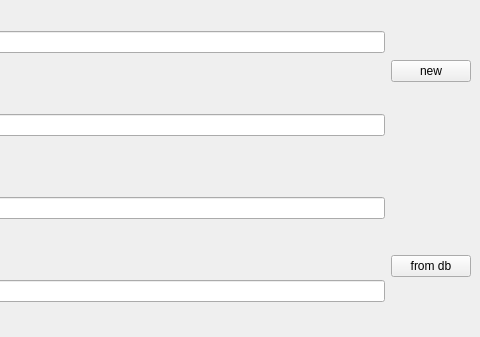
First picture: the form in addEditCoffeeForm.ui, repository akimjlord-p/espresso, before the edit; both pictures show x 320 to 800 and y 117 to 454 of the 800 by 600 pixel window.
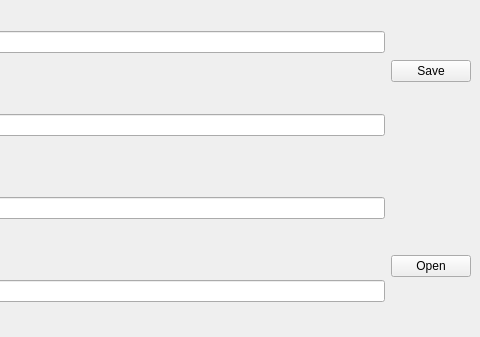
Second picture: the form after the edit.

Commit message: add open function

Patch:
```diff
--- a/addEditCoffeeForm.ui
+++ b/addEditCoffeeForm.ui
@@ -93,14 +93,14 @@
        <item>
         <widget class="QPushButton" name="new_2">
          <property name="text">
-          <string>new</string>
+          <string>Save</string>
          </property>
         </widget>
        </item>
        <item>
         <widget class="QPushButton" name="from_db">
          <property name="text">
-          <string>from db</string>
+          <string>Open</string>
          </property>
         </widget>
        </item>
```
The commit also changes 1 other file.
